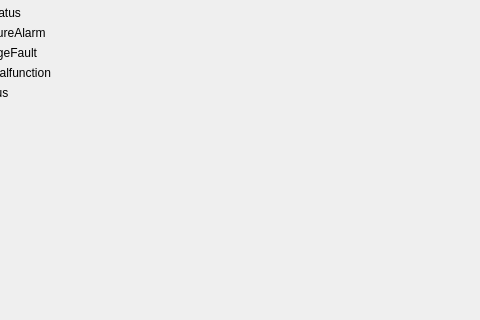
The window that mainwindow.ui (ietamaher/El-7aress-v3) describes before a commit, drawn with Qt 5; both pictures show x 195 to 675 and y 475 to 795 of the 1076 by 795 pixel window.
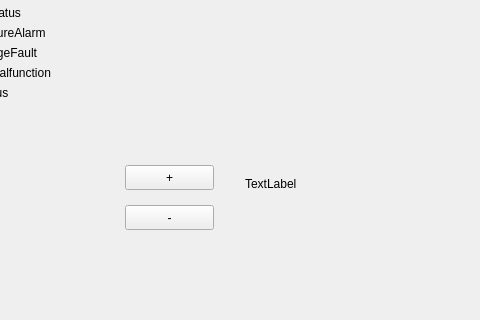
The same window after the commit. Custom widgets are drawn as their Qt base class.

Commit message: refining PLCPanel class

The edit to the form file:
```diff
--- a/mainwindow.ui
+++ b/mainwindow.ui
@@ -532,6 +532,45 @@
      <string>stabToggle</string>
     </property>
    </widget>
+   <widget class="QPushButton" name="speedPlusButton">
+    <property name="geometry">
+     <rect>
+      <x>320</x>
+      <y>640</y>
+      <width>89</width>
+      <height>25</height>
+     </rect>
+    </property>
+    <property name="text">
+     <string>+</string>
+    </property>
+   </widget>
+   <widget class="QPushButton" name="speedMinusButton">
+    <property name="geometry">
+     <rect>
+      <x>320</x>
+      <y>680</y>
+      <width>89</width>
+      <height>25</height>
+     </rect>
+    </property>
+    <property name="text">
+     <string>-</string>
+    </property>
+   </widget>
+   <widget class="QLabel" name="lblGimbalSpeed">
+    <property name="geometry">
+     <rect>
+      <x>440</x>
+      <y>650</y>
+      <width>111</width>
+      <height>17</height>
+     </rect>
+    </property>
+    <property name="text">
+     <string>TextLabel</string>
+    </property>
+   </widget>
   </widget>
   <widget class="QMenuBar" name="menubar">
    <property name="geometry">
```
The commit also changes 27 other files.
